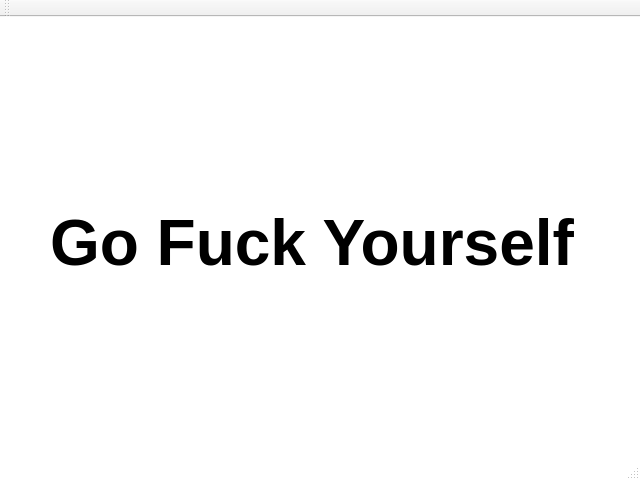
Before: the Qt Designer form client/src/MainWindow.ui in name1e5s/MemoryGame, drawn with Qt 5.
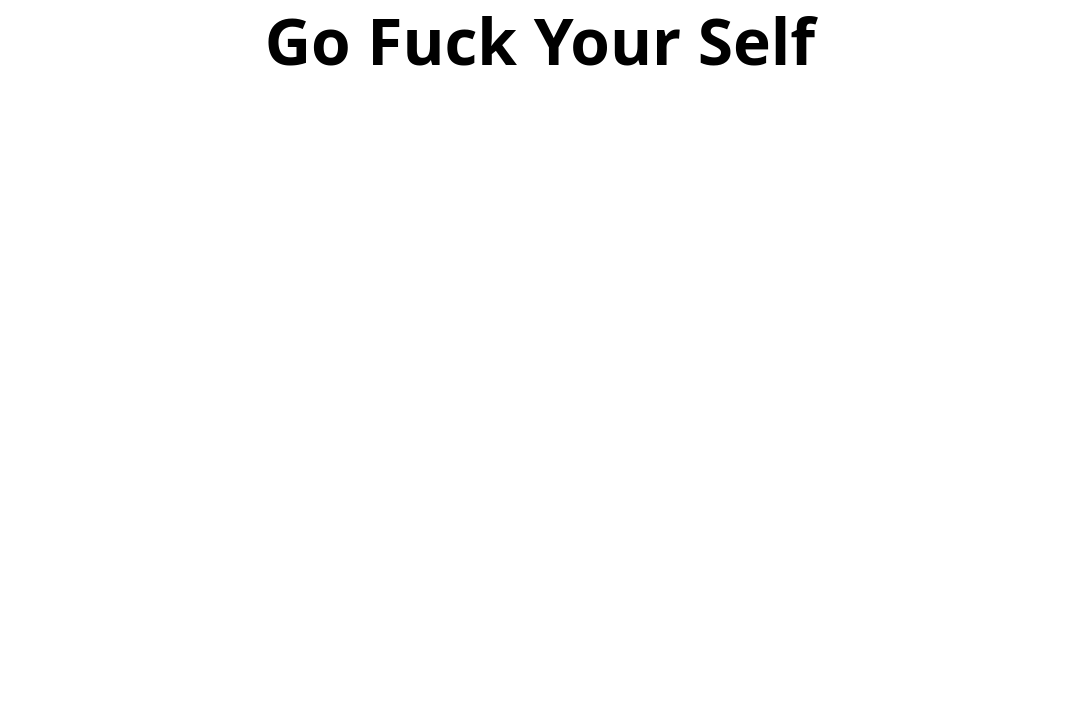
After: the same form once the commit is applied.

The edit to the form file:
```diff
--- a/client/src/MainWindow.ui
+++ b/client/src/MainWindow.ui
@@ -6,20 +6,20 @@
    <rect>
     <x>0</x>
     <y>0</y>
-    <width>640</width>
-    <height>480</height>
+    <width>1080</width>
+    <height>720</height>
    </rect>
   </property>
   <property name="minimumSize">
    <size>
-    <width>640</width>
-    <height>480</height>
+    <width>1080</width>
+    <height>720</height>
    </size>
   </property>
   <property name="maximumSize">
    <size>
-    <width>640</width>
-    <height>480</height>
+    <width>1080</width>
+    <height>720</height>
    </size>
   </property>
   <property name="font">
@@ -39,36 +39,41 @@
    <property name="styleSheet">
     <string notr="true">QWidget {background: white;}</string>
    </property>
+   <widget class="QWidget" name="widget" native="true">
+    <property name="geometry">
+     <rect>
+      <x>20</x>
+      <y>70</y>
+      <width>1080</width>
+      <height>640</height>
+     </rect>
+    </property>
+   </widget>
    <widget class="QLabel" name="label">
     <property name="geometry">
      <rect>
-      <x>50</x>
-      <y>190</y>
-      <width>541</width>
-      <height>71</height>
+      <x>0</x>
+      <y>0</y>
+      <width>1080</width>
+      <height>80</height>
      </rect>
     </property>
     <property name="font">
      <font>
+      <family>Fira Code</family>
       <pointsize>48</pointsize>
       <weight>75</weight>
       <bold>true</bold>
      </font>
     </property>
     <property name="text">
-     <string>Go Fuck Yourself</string>
+     <string>Go Fuck Your Self</string>
+    </property>
+    <property name="alignment">
+     <set>Qt::AlignCenter</set>
     </property>
    </widget>
   </widget>
-  <widget class="QToolBar" name="mainToolBar">
-   <attribute name="toolBarArea">
-    <enum>TopToolBarArea</enum>
-   </attribute>
-   <attribute name="toolBarBreak">
-    <bool>false</bool>
-   </attribute>
-  </widget>
-  <widget class="QStatusBar" name="statusBar"/>
  </widget>
  <layoutdefault spacing="6" margin="11"/>
  <resources/>
```
